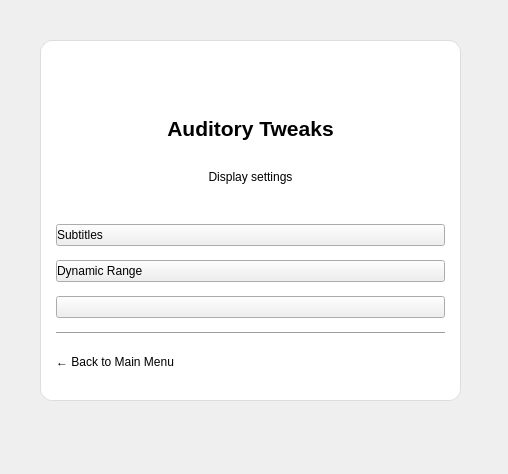
The window that ui files/eg_audio_settings.ui (brettrjh/enable-games-local) describes before a commit, drawn with Qt 5.
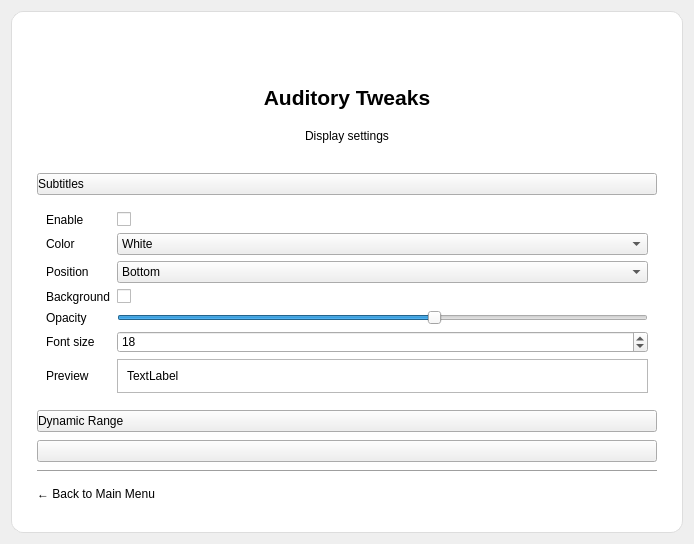
The same window after the commit. Icons and pictures are not drawn.

Commit message: subtitle settings and Audio UI update

```diff
--- a/ui files/eg_audio_settings.ui
+++ b/ui files/eg_audio_settings.ui
@@ -6,22 +6,15 @@
    <rect>
     <x>0</x>
     <y>0</y>
-    <width>508</width>
-    <height>474</height>
+    <width>694</width>
+    <height>544</height>
    </rect>
   </property>
   <property name="windowTitle">
    <string>Form</string>
   </property>
-  <widget class="QWidget" name="verticalLayoutWidget">
-   <property name="geometry">
-    <rect>
-     <x>40</x>
-     <y>40</y>
-     <width>421</width>
-     <height>361</height>
-    </rect>
-   </property>
+  <layout class="QGridLayout" name="gridLayout">
+   <item row="0" column="0">
    <layout class="QVBoxLayout" name="verticalLayout">
     <item>
      <widget class="QFrame" name="frameCard">
@@ -39,15 +32,8 @@
       <property name="frameShadow">
        <enum>QFrame::Raised</enum>
       </property>
-      <widget class="QWidget" name="verticalLayoutWidget_2">
-       <property name="geometry">
-        <rect>
-         <x>0</x>
-         <y>0</y>
-         <width>421</width>
-         <height>361</height>
-        </rect>
-       </property>
+       <layout class="QVBoxLayout" name="verticalLayout_3">
+        <item>
        <layout class="QVBoxLayout" name="verticalLayout_2">
         <property name="spacing">
          <number>8</number>
@@ -78,6 +64,9 @@
             <height>40</height>
            </size>
           </property>
+            <property name="layoutDirection">
+             <enum>Qt::LeftToRight</enum>
+            </property>
           <property name="styleSheet">
            <string notr="true"/>
           </property>
@@ -99,7 +88,7 @@
          <widget class="QLabel" name="titleLabel">
           <property name="maximumSize">
            <size>
-            <width>600</width>
+              <width>16777215</width>
             <height>40</height>
            </size>
           </property>
@@ -143,7 +132,7 @@
           </property>
           <property name="maximumSize">
            <size>
-            <width>389</width>
+              <width>16777215</width>
             <height>16777215</height>
            </size>
           </property>
@@ -161,6 +150,184 @@
           </property>
          </widget>
         </item>
+          <item>
+           <widget class="QWidget" name="subtitleOptions" native="true">
+            <property name="enabled">
+             <bool>true</bool>
+            </property>
+            <property name="sizePolicy">
+             <sizepolicy hsizetype="Expanding" vsizetype="Preferred">
+              <horstretch>0</horstretch>
+              <verstretch>0</verstretch>
+             </sizepolicy>
+            </property>
+            <layout class="QGridLayout" name="gridLayout_4">
+             <item row="0" column="0">
+              <layout class="QGridLayout" name="gridLayout_2">
+               <item row="0" column="0">
+                <widget class="QLabel" name="enablelbl">
+                 <property name="text">
+                  <string>Enable</string>
+                 </property>
+                </widget>
+               </item>
+               <item row="0" column="1">
+                <widget class="QCheckBox" name="chkSubtitleEnabled">
+                 <property name="text">
+                  <string/>
+                 </property>
+                </widget>
+               </item>
+               <item row="6" column="1">
+                <widget class="QFrame" name="frmSubtitlePreview">
+                 <property name="frameShape">
+                  <enum>QFrame::StyledPanel</enum>
+                 </property>
+                 <property name="frameShadow">
+                  <enum>QFrame::Raised</enum>
+                 </property>
+                 <layout class="QGridLayout" name="gridLayout_3">
+                  <item row="0" column="0">
+                   <widget class="QLabel" name="lblSubtitlePreview">
+                    <property name="text">
+                     <string>TextLabel</string>
+                    </property>
+                   </widget>
+                  </item>
+                 </layout>
+                </widget>
+               </item>
+               <item row="6" column="0">
+                <widget class="QLabel" name="previewlbl">
+                 <property name="text">
+                  <string>Preview</string>
+                 </property>
+                </widget>
+               </item>
+               <item row="5" column="0">
+                <widget class="QLabel" name="fontlbl">
+                 <property name="text">
+                  <string>Font size</string>
+                 </property>
+                </widget>
+               </item>
+               <item row="4" column="0">
+                <widget class="QLabel" name="opacitylbl">
+                 <property name="text">
+                  <string>Opacity</string>
+                 </property>
+                </widget>
+               </item>
+               <item row="3" column="0">
+                <widget class="QLabel" name="backgrounlbl">
+                 <property name="text">
+                  <string>Background</string>
+                 </property>
+                </widget>
+               </item>
+               <item row="2" column="0">
+                <widget class="QLabel" name="positionlbl">
+                 <property name="text">
+                  <string>Position</string>
+                 </property>
+                </widget>
+               </item>
+               <item row="1" column="0">
+                <widget class="QLabel" name="colorlbl">
+                 <property name="text">
+                  <string>Color</string>
+                 </property>
+                </widget>
+               </item>
+               <item row="1" column="1">
+                <widget class="QComboBox" name="cmbSubtitleColor">
+                 <property name="editable">
+                  <bool>false</bool>
+                 </property>
+                 <item>
+                  <property name="text">
+                   <string>White</string>
+                  </property>
+                 </item>
+                 <item>
+                  <property name="text">
+                   <string>Yellow</string>
+                  </property>
+                 </item>
+                 <item>
+                  <property name="text">
+                   <string>Cyan</string>
+                  </property>
+                 </item>
+                 <item>
+                  <property name="text">
+                   <string>Green</string>
+                  </property>
+                 </item>
+                 <item>
+                  <property name="text">
+                   <string>Red</string>
+                  </property>
+                 </item>
+                 <item>
+                  <property name="text">
+                   <string>Blue</string>
+                  </property>
+                 </item>
+                </widget>
+               </item>
+               <item row="2" column="1">
+                <widget class="QComboBox" name="cmbSubtitlePosition">
+                 <item>
+                  <property name="text">
+                   <string>Bottom</string>
+                  </property>
+                 </item>
+                 <item>
+                  <property name="text">
+                   <string>Top</string>
+                  </property>
+                 </item>
+                </widget>
+               </item>
+               <item row="3" column="1">
+                <widget class="QCheckBox" name="chkSubtitleBackground">
+                 <property name="text">
+                  <string/>
+                 </property>
+                </widget>
+               </item>
+               <item row="5" column="1">
+                <widget class="QSpinBox" name="spnSubtitleFontSize">
+                 <property name="minimum">
+                  <number>8</number>
+                 </property>
+                 <property name="maximum">
+                  <number>48</number>
+                 </property>
+                 <property name="value">
+                  <number>18</number>
+                 </property>
+                </widget>
+               </item>
+               <item row="4" column="1">
+                <widget class="QSlider" name="sldSubtitleBgOpacity">
+                 <property name="maximum">
+                  <number>100</number>
+                 </property>
+                 <property name="value">
+                  <number>60</number>
+                 </property>
+                 <property name="orientation">
+                  <enum>Qt::Horizontal</enum>
+                 </property>
+                </widget>
+               </item>
+              </layout>
+             </item>
+            </layout>
+           </widget>
+          </item>
         <item>
          <widget class="QPushButton" name="btnDynRange">
           <property name="styleSheet">
@@ -228,11 +395,13 @@
          </widget>
         </item>
        </layout>
-      </widget>
-     </widget>
     </item>
    </layout>
   </widget>
+     </item>
+    </layout>
+   </item>
+  </layout>
  </widget>
  <resources>
   <include location="../resources.qrc"/>
```
Left out of the diff: 2 changed lines with no effect on the pictures. Lines whose indentation alone changed are shown as unchanged. The commit also changes 1 other file.
